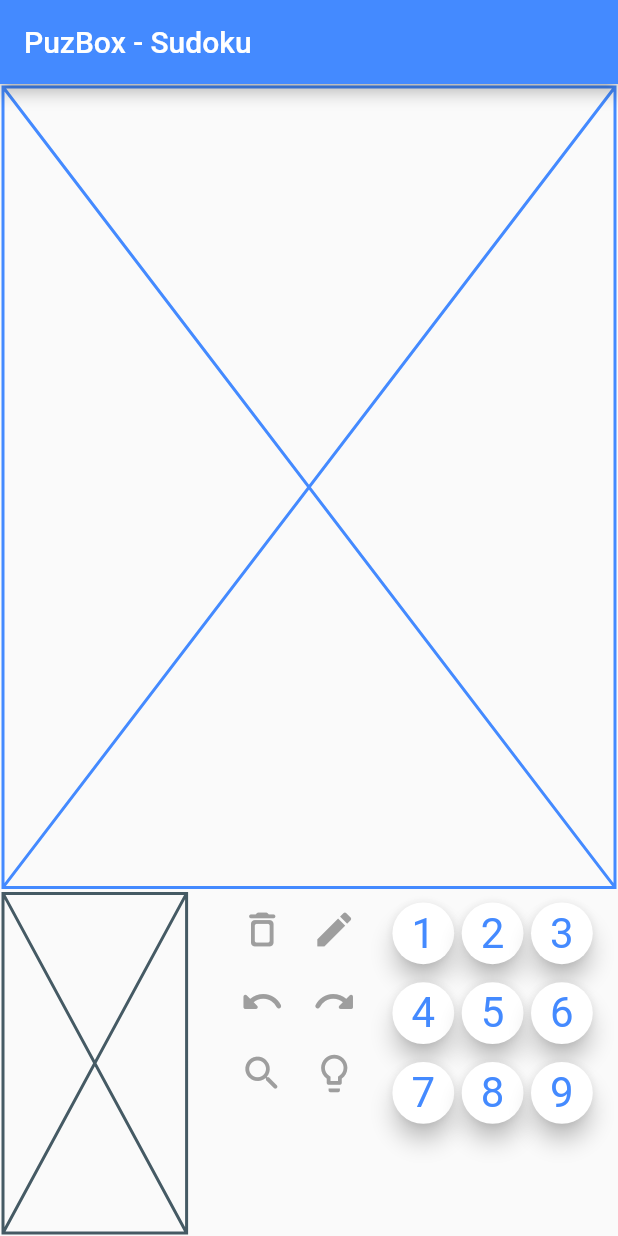
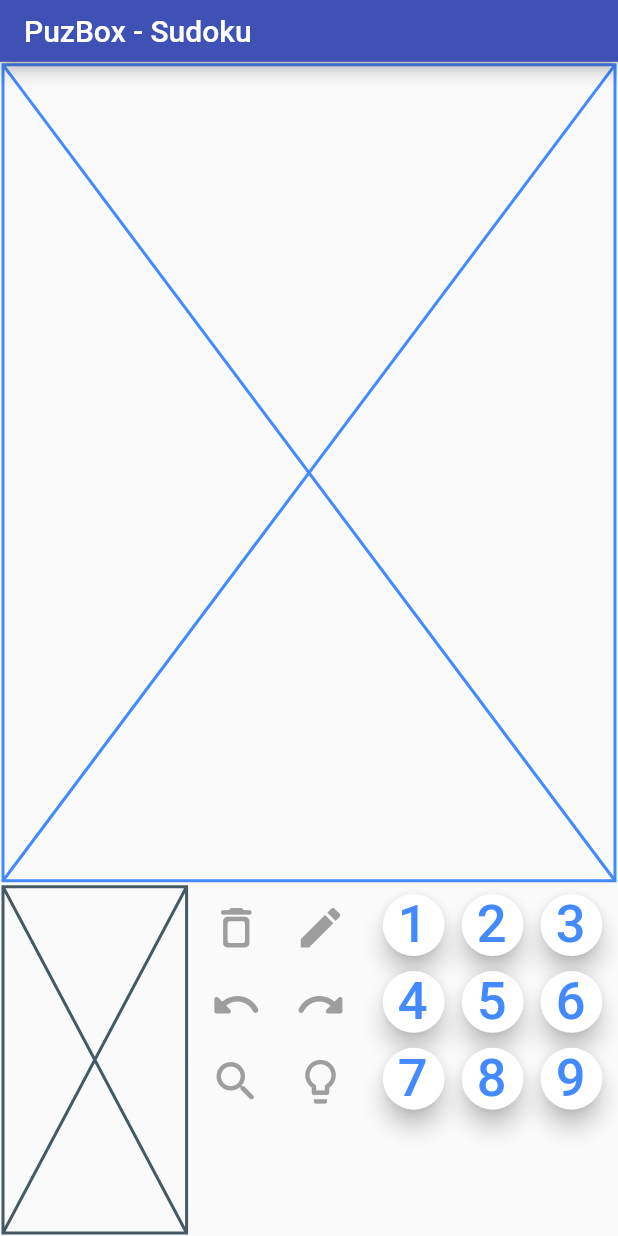
Before and after one commit to praveenellaiyan/flutter-labs, a Flutter app: the screen it shows after launch, on a phone screen of 412 x 824 dp. Run offline on Flutter 3.47's test engine with Material 2 defaults, Android fonts, the phone set to English and light mode, and no system bars; our stand-ins replace audioplayers, built_value, font_awesome_flutter, rxdart, shared_preferences, webview_flutter; generated files the repository leaves out were written again.

Commit message:
fluter - refactor into separate widget

```diff
--- a/my_practice/lib/main.dart
+++ b/my_practice/lib/main.dart
@@ -1,5 +1,6 @@
 import 'package:flutter/material.dart';
-import 'package:my_practice/widgets/NewDigitButton.dart';
+import 'package:my_practice/widgets/action_button.dart';
+import 'package:my_practice/widgets/digit_button.dart';
 
 void main() {
   runApp(MyApp());
@@ -11,7 +12,7 @@ class MyApp extends StatelessWidget {
     return MaterialApp(
       title: 'Flutter Demo',
       theme: ThemeData(
-        primaryColor: Colors.blueAccent,
+        primaryColor: Colors.indigo,
         visualDensity: VisualDensity.adaptivePlatformDensity,
       ),
       home: SudokuPlayArea(title: 'PuzBox - Sudoku'),
@@ -34,6 +35,7 @@ class _SudokuPlayAreaState extends State<SudokuPlayArea> {
     return Scaffold(
         appBar: AppBar(
           title: Text(widget.title),
+          toolbarHeight: MediaQuery.of(context).size.width * 0.1,
         ),
         body: Column(
           children: [
@@ -122,24 +124,18 @@ class _HelperToolState extends State<HelperTool> {
     return Column(
       children: [
         Row(
-          mainAxisAlignment: MainAxisAlignment.end,
+          mainAxisAlignment: MainAxisAlignment.spaceEvenly,
           children: [
-            IconButton(
-              icon: Icon(
-                Icons.delete_outline_rounded,
-                size: 30.0,
-                color: Colors.grey,
-              ),
-              onPressed: () {},
-              splashRadius: MediaQuery.of(context).size.width * 0.070,
-            ),
+            ActionButton(Icons.delete_outline_rounded),
+            ActionButton(Icons.edit),
+            /*
             IconButton(
               icon: AnimatedEditIcon(isEditEnabled: isEditEnabled),
               onPressed: () {
                 setState(() => isEditEnabled = !isEditEnabled);
               },
               splashRadius: MediaQuery.of(context).size.width * 0.070,
-            ),
+            ),*/
             /*IconButton(
               icon: Icon(
                 Icons.edit,
@@ -154,56 +150,25 @@ class _HelperToolState extends State<HelperTool> {
           ],
         ),
         Row(
-          mainAxisAlignment: MainAxisAlignment.end,
+          mainAxisAlignment: MainAxisAlignment.spaceEvenly,
           children: [
-            /*IconButton(
-              icon: Icon(
-                Icons.undo_rounded,
-                size: 30.0,
-                color: Colors.grey,
-              ),
-              onPressed: () {},
-              splashRadius: MediaQuery.of(context).size.width * 0.070,
-            ),*/
+            ActionButton(Icons.undo_rounded),
+            ActionButton(Icons.redo_rounded),
+            /*
             IconButton(
               icon: AnimatedUndoIcon(undoCount: undoCount),
               onPressed: () {
                 setState(() => undoCount = undoCount + 1);
               },
               splashRadius: MediaQuery.of(context).size.width * 0.070,
-            ),
-            IconButton(
-              icon: Icon(
-                Icons.redo_rounded,
-                size: 30.0,
-                color: Colors.grey,
-              ),
-              onPressed: () {},
-              splashRadius: MediaQuery.of(context).size.width * 0.070,
-            )
+            ),*/
           ],
         ),
         Row(
-          mainAxisAlignment: MainAxisAlignment.end,
+          mainAxisAlignment: MainAxisAlignment.spaceEvenly,
           children: [
-            IconButton(
-              icon: Icon(
-                Icons.search_rounded,
-                size: 30.0,
-                color: Colors.grey,
-              ),
-              onPressed: () {},
-              splashRadius: MediaQuery.of(context).size.width * 0.070,
-            ),
-            IconButton(
-              icon: Icon(
-                Icons.lightbulb_outline_rounded,
-                size: 30.0,
-                color: Colors.grey,
-              ),
-              onPressed: () {},
-              splashRadius: MediaQuery.of(context).size.width * 0.070,
-            )
+            ActionButton(Icons.search_rounded),
+            ActionButton(Icons.lightbulb_outline_rounded),
           ],
         ),
       ],
@@ -217,7 +182,7 @@ class NumberPad extends StatelessWidget {
     return Column(
       children: [
         Row(
-          mainAxisAlignment: MainAxisAlignment.center,
+          mainAxisAlignment: MainAxisAlignment.spaceEvenly,
           children: [
             NewDigitButton("1"),
             NewDigitButton("2"),
@@ -225,7 +190,7 @@ class NumberPad extends StatelessWidget {
           ],
         ),
         Row(
-          mainAxisAlignment: MainAxisAlignment.center,
+          mainAxisAlignment: MainAxisAlignment.spaceEvenly,
           children: [
             NewDigitButton("4"),
             NewDigitButton("5"),
@@ -233,7 +198,7 @@ class NumberPad extends StatelessWidget {
           ],
         ),
         Row(
-          mainAxisAlignment: MainAxisAlignment.center,
+          mainAxisAlignment: MainAxisAlignment.spaceEvenly,
           children: [
             NewDigitButton("7"),
             NewDigitButton("8"),
@@ -266,7 +231,6 @@ class _AnimatedEditIconState extends AnimatedWidgetBaseState<AnimatedEditIcon> {
       Icons.edit,
       size: 30.0,
       color: _colorTween.evaluate(animation),
-      // color: widget.isEditEnabled ? Colors.blueAccent : Colors.grey,
     );
   }
 
@@ -321,9 +285,9 @@ class CustomUndoTween extends Tween<Color> {
   @override
   Color lerp(double t) {
     if (t < 0.5) {
-      Color.lerp(begin, middle, t * 2);
+      return Color.lerp(begin, middle, t * 2);
     } else {
-      Color.lerp(middle, end, (t - 0.5) * 2);
+      return Color.lerp(middle, end, (t - 0.5) * 2);
     }
   }
 }
--- a/my_practice/lib/widgets/DigitButton.dart
+++ /dev/null
@@ -1,26 +0,0 @@
-import 'package:flutter/material.dart';
-
-/*
-  Padding Issue
- */
-class DigitButton extends StatelessWidget {
-  final String number;
-
-  DigitButton(this.number);
-
-  @override
-  Widget build(BuildContext context) {
-    return RawMaterialButton(
-      shape: CircleBorder(),
-      elevation: 5.0,
-      fillColor: Colors.white,
-      child: RichText(
-        text: TextSpan(
-          text: number,
-          style: TextStyle(color: Colors.blueAccent, fontSize: 24.0),
-        ),
-      ),
-      onPressed: () => {},
-    );
-  }
-}
--- a/my_practice/lib/widgets/NewDigitButton.dart
+++ /dev/null
@@ -1,31 +0,0 @@
-import 'package:flutter/material.dart';
-/*
-  Suitable one
- */
-class NewDigitButton extends StatelessWidget {
-  final String number;
-
-  NewDigitButton(this.number);
-
-  @override
-  Widget build(BuildContext context) {
-    return Padding(
-      padding: const EdgeInsets.symmetric(vertical: 6.0, horizontal: 2.5),
-      child: Container(
-          width: MediaQuery.of(context).size.width * 0.1,
-          height: MediaQuery.of(context).size.width * 0.1,
-          alignment: Alignment.center,
-          child: SizedBox(
-              child: FloatingActionButton(
-            backgroundColor: Colors.white,
-            child: RichText(
-              text: TextSpan(
-                text: number,
-                style: TextStyle(color: Colors.blueAccent, fontSize: 28.0),
-              ),
-            ),
-            onPressed: () {},
-          ))),
-    );
-  }
-}
--- /dev/null
+++ b/my_practice/lib/widgets/action_button.dart
@@ -0,0 +1,26 @@
+import 'package:flutter/material.dart';
+
+class ActionButton extends StatelessWidget {
+  final IconData _iconData;
+
+  ActionButton(this._iconData);
+
+  @override
+  Widget build(BuildContext context) {
+    return Padding(
+      padding: const EdgeInsets.symmetric(vertical: 5.0, horizontal: 2.5),
+      child: SizedBox(
+        width: MediaQuery.of(context).size.width * 0.1,
+        height: MediaQuery.of(context).size.width * 0.1,
+        child: IconButton(
+          icon: Icon(_iconData),
+          onPressed: () {},
+          splashRadius: MediaQuery.of(context).size.width * 0.070,
+          iconSize: MediaQuery.of(context).size.width * .085,
+          color: Colors.grey,
+          padding: const EdgeInsets.symmetric(vertical: 5.0, horizontal: 2.5),
+        ),
+      ),
+    );
+  }
+}
--- /dev/null
+++ b/my_practice/lib/widgets/digit_button.dart
@@ -0,0 +1,33 @@
+import 'package:flutter/material.dart';
+
+/*
+  Suitable one
+ */
+class NewDigitButton extends StatelessWidget {
+  final String _number;
+
+  NewDigitButton(this._number);
+
+  @override
+  Widget build(BuildContext context) {
+    return Padding(
+      padding: const EdgeInsets.symmetric(vertical: 5.0, horizontal: 3),
+      child: SizedBox(
+        width: MediaQuery.of(context).size.width * 0.1,
+        height: MediaQuery.of(context).size.width * 0.1,
+        child: FloatingActionButton(
+          backgroundColor: Colors.white,
+          child: Text(
+            _number,
+            style: TextStyle(
+              color: Colors.blueAccent,
+              fontSize: MediaQuery.of(context).size.width * 0.085,
+            ),
+            textAlign: TextAlign.center,
+          ),
+          onPressed: () {},
+        ),
+      ),
+    );
+  }
+}
```
